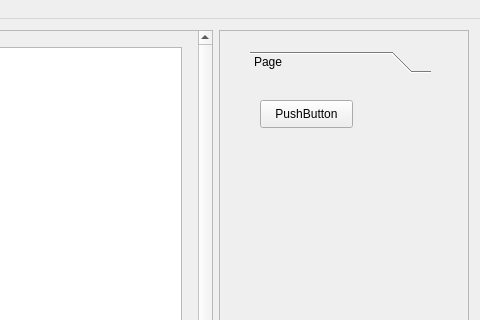
Qt form mainwindow.ui (Anthiel/IHM_Qt_M1) before a commit; both pictures show x 754 to 1234 and y 0 to 320 of the 1234 by 658 pixel window.
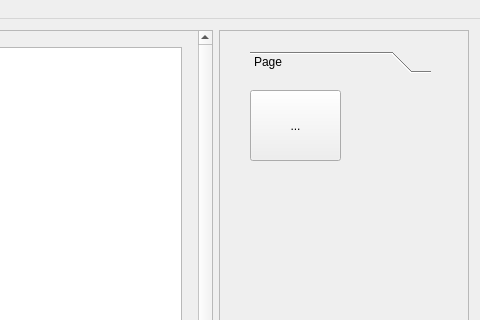
The same form after that commit. Icons and pictures are not drawn. Custom widgets are drawn as their Qt base class.

```diff
--- a/mainwindow.ui
+++ b/mainwindow.ui
@@ -238,19 +238,6 @@
              <attribute name="label">
               <string>Page</string>
              </attribute>
-             <widget class="QPushButton" name="pushButton_4">
-              <property name="geometry">
-               <rect>
-                <x>10</x>
-                <y>20</y>
-                <width>93</width>
-                <height>28</height>
-               </rect>
-              </property>
-              <property name="text">
-               <string>PushButton</string>
-              </property>
-             </widget>
              <widget class="QPushButton" name="pushButton_5">
               <property name="geometry">
                <rect>
@@ -264,6 +251,29 @@
                <string>PushButton</string>
               </property>
              </widget>
+             <widget class="QToolButton" name="toolButton">
+              <property name="geometry">
+               <rect>
+                <x>0</x>
+                <y>10</y>
+                <width>91</width>
+                <height>71</height>
+               </rect>
+              </property>
+              <property name="text">
+               <string>...</string>
+              </property>
+              <property name="icon">
+               <iconset resource="ressources.qrc">
+                <normaloff>:/icones/kanna.png</normaloff>:/icones/kanna.png</iconset>
+              </property>
+              <property name="iconSize">
+               <size>
+                <width>80</width>
+                <height>80</height>
+               </size>
+              </property>
+             </widget>
             </widget>
             <widget class="QWidget" name="page">
              <property name="geometry">
```
Left out of the diff: 8 changed lines with no effect on the pictures.
